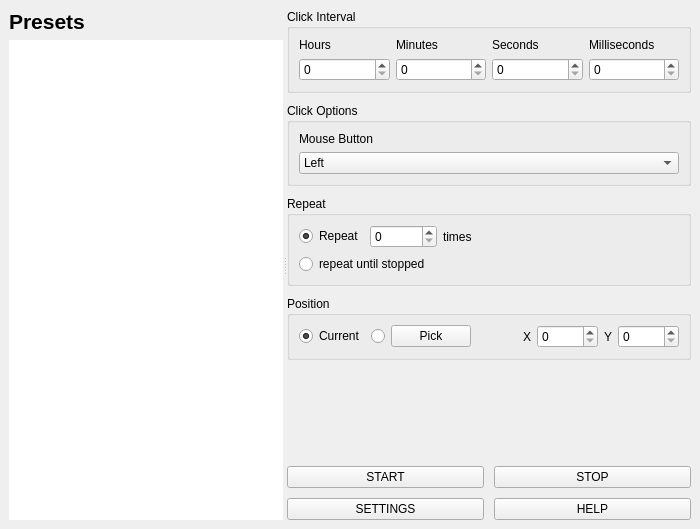
ilpenSE/simpleclicker, file mainwindow.ui: the form before one commit.
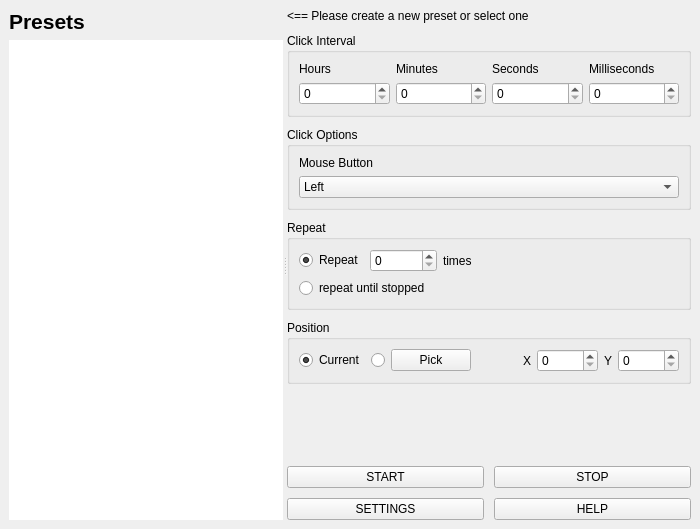
The form after the commit. Icons and pictures are not drawn.

Commit message:
Added blocking/unblocking UI when no preset available
- Added double click event on preset item widgets to switch to them

Patch:
```diff
--- a/mainwindow.ui
+++ b/mainwindow.ui
@@ -115,6 +115,13 @@
         <property name="spacing">
          <number>10</number>
         </property>
+        <item>
+         <widget class="QLabel" name="helpLabel">
+          <property name="text">
+           <string>&lt;== Please create a new preset or select one</string>
+          </property>
+         </widget>
+        </item>
         <item>
          <widget class="QGroupBox" name="clickIntervalBox">
           <property name="title">
```
The commit also changes 4 other files.
